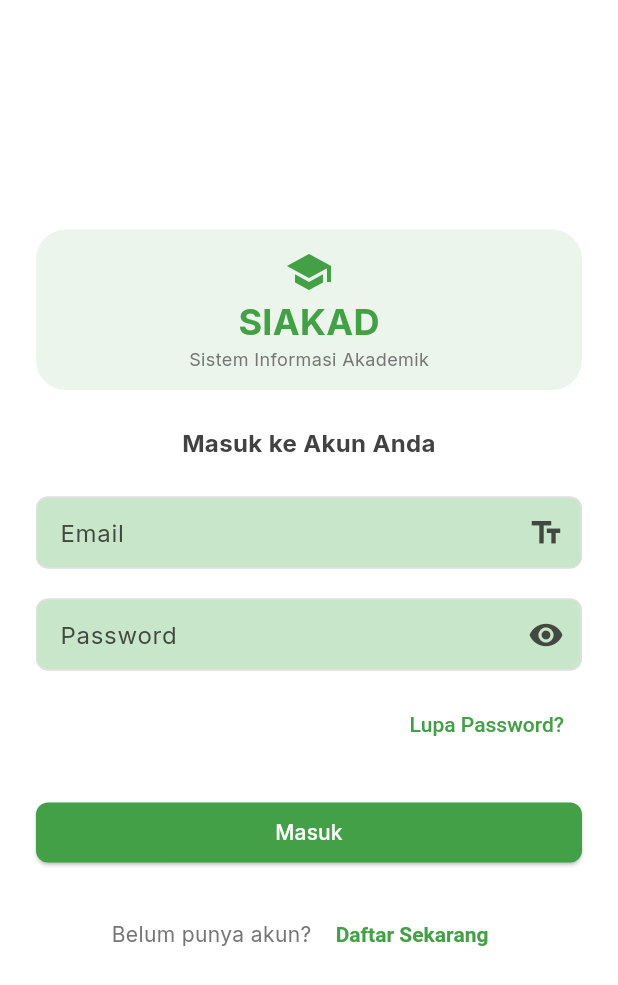
After one commit to lypsisrudiansyah/lypsis_siakad, a Flutter app: the LoginPage screen opened directly, on a phone screen of 412 x 824 dp. The commit adds this screen. Shown: the top 985 px of the screen. Run offline on Flutter 3.47's test engine with Material 3 defaults, Android fonts, the phone set to English and light mode, and no system bars; our stand-ins replace cached_network_image, carousel_slider, dartz, dio, equatable, file_picker and 17 more; missing offline and left inert: flutter_quill, flutter_quill_delta_from_html, vsc_quill_delta_to_html, widgets_to_image; accounts and stored records are empty.

Commit message:
✨ (auth): create login page with basic UI and bloc integration ✨ (auth): add quick login buttons for debugging purposes ✨ (auth): implement basic navigation after successful login 🐛 (splash): remove unused import and fix l10n usage
✨ (oldProjectCode/login_view.dart): create login view with UI and logic
✨ (oldProjectCode/login_view.dart): implement login functionality
✨ (oldProjectCode/login_view.dart): add quick login feature for testing

```diff
--- /dev/null
+++ b/lib/features/auth/presentation/pages/login_page.dart
@@ -0,0 +1,305 @@
+import 'package:flutter/foundation.dart';
+import 'package:flutter/material.dart';
+import 'package:flutter_bloc/flutter_bloc.dart';
+import 'package:lypsis_siakad/core.dart';
+import 'package:lypsis_siakad/features/auth/presentation/bloc/auth_bloc.dart';
+// Assuming these views will be created later
+// import 'package:lypsis_siakad/features/auth/presentation/pages/forgot_password_page.dart';
+// import 'package:lypsis_siakad/features/auth/presentation/pages/register_page.dart';
+// import 'package:lypsis_siakad/features/dashboard/presentation/pages/admin_dashboard_page.dart';
+// import 'package:lypsis_siakad/features/dashboard/presentation/pages/dosen_dashboard_page.dart';
+// import 'package:lypsis_siakad/features/dashboard/presentation/pages/mahasiswa_dashboard_page.dart';
+
+class LoginPage extends StatefulWidget {
+  const LoginPage({super.key});
+
+  @override
+  State<LoginPage> createState() => _LoginPageState();
+}
+
+class _LoginPageState extends State<LoginPage> {
+  final _formKey = GlobalKey<FormState>();
+  late final TextEditingController _emailController;
+  late final TextEditingController _passwordController;
+
+  @override
+  void initState() {
+    super.initState();
+    _emailController =
+        TextEditingController(text: !kDebugMode ? '' : 'admin@demo.com');
+    _passwordController =
+        TextEditingController(text: !kDebugMode ? '' : '123456');
+  }
+
+  @override
+  void dispose() {
+    _emailController.dispose();
+    _passwordController.dispose();
+    super.dispose();
+  }
+
+  void _handleLogin() {
+    if (_formKey.currentState?.validate() ?? false) {
+      context.read<AuthBloc>().add(
+            AuthSignInRequested(
+              email: _emailController.text,
+              password: _passwordController.text,
+            ),
+          );
+    }
+  }
+
+  void _quickLogin(String email, String password) {
+    _emailController.text = email;
+    _passwordController.text = password;
+    _handleLogin();
+  }
+
+  @override
+  Widget build(BuildContext context) {
+    return Scaffold(
+      backgroundColor: Colors.white,
+      body: BlocListener<AuthBloc, AuthState>(
+        listener: (context, state) {
+          if (state is AuthLoading) {
+            showLoading();
+          } else if (state is AuthFailure) {
+            hideLoading();
+            se(state.message);
+          } else if (state is AuthAuthenticated) {
+            hideLoading();
+            ss("Login berhasil!");
+            // Navigate based on user role
+            switch (state.user.role.toLowerCase()) {
+              case 'admin':
+                // offAll(const AdminDashboardPage());
+                break;
+              case 'dosen':
+                // offAll(const DosenDashboardPage());
+                break;
+              case 'mahasiswa':
+                // offAll(const MahasiswaDashboardPage());
+                break;
+              default:
+                se("Role tidak dikenali: ${state.user.role}");
+            }
+          }
+        },
+        child: SafeArea(
+          child: Padding(
+            padding: const EdgeInsets.all(24.0),
+            child: Stack(
+              children: [
+                Column(
+                  crossAxisAlignment: CrossAxisAlignment.stretch,
+                  mainAxisAlignment: MainAxisAlignment.center,
+                  children: [
+                    // Logo/Header Section
+                    Container(
+                      padding: const EdgeInsets.all(12),
+                      decoration: BoxDecoration(
+                        color: primaryColor.withAlpha(26),
+                        borderRadius: BorderRadius.circular(20),
+                      ),
+                      child: Column(
+                        children: [
+                          Icon(
+                            Icons.school,
+                            size: 32,
+                            color: primaryColor,
+                          ),
+                          Text(
+                            'SIAKAD',
+                            style: TextStyle(
+                              fontSize: 24,
+                              fontWeight: FontWeight.bold,
+                              color: primaryColor,
+                            ),
+                          ),
+                          Text(
+                            'Sistem Informasi Akademik',
+                            style: TextStyle(
+                              fontSize: 12,
+                              color: Colors.grey[600],
+                            ),
+                          ),
+                        ],
+                      ),
+                    ),
+                    const SizedBox(height: 24),
+                    // Login Form
+                    Form(
+                      key: _formKey,
+                      child: Column(
+                        crossAxisAlignment: CrossAxisAlignment.stretch,
+                        children: [
+                          Text(
+                            'Masuk ke Akun Anda',
+                            style: TextStyle(
+                              fontSize: fsXl,
+                              fontWeight: FontWeight.bold,
+                              color: Colors.grey[800],
+                            ),
+                            textAlign: TextAlign.center,
+                          ),
+                          const SizedBox(height: 24),
+                          QTextField(
+                            label: "Email",
+                            controller: _emailController,
+                            validator: (value) {
+                              if (value == null || value.isEmpty) {
+                                return 'Email tidak boleh kosong';
+                              }
+                              if (!value.contains('@')) {
+                                return 'Format email tidak valid';
+                              }
+                              return null;
+                            },
+                            onChanged: (value) {},
+                          ),
+                          const SizedBox(height: 20),
+                          QTextField(
+                            label: "Password",
+                            obscureText: true,
+                            controller: _passwordController,
+                            validator: (value) {
+                              if (value == null || value.isEmpty) {
+                                return 'Password tidak boleh kosong';
+                              }
+                              return null;
+                            },
+                            onChanged: (value) {},
+                          ),
+                          const SizedBox(height: 12),
+                          // Forgot Password Link
+                          Align(
+                            alignment: Alignment.centerRight,
+                            child: TextButton(
+                              onPressed: () {
+                                // to(const ForgotPasswordPage())
+                              },
+                              child: Text(
+                                'Lupa Password?',
+                                style: TextStyle(
+                                  color: primaryColor,
+                                  fontWeight: FontWeight.w500,
+                                ),
+                              ),
+                            ),
+                          ),
+                          const SizedBox(height: 24),
+                          BlocBuilder<AuthBloc, AuthState>(
+                            builder: (context, state) {
+                              return QButton(
+                                label: "Masuk",
+                                onPressed:
+                                    state is AuthLoading ? null : _handleLogin,
+                              );
+                            },
+                          ),
+                          const SizedBox(height: 20),
+                          // Register Link
+                          Row(
+                            mainAxisAlignment: MainAxisAlignment.center,
+                            children: [
+                              Text(
+                                'Belum punya akun? ',
+                                style: TextStyle(
+                                  color: Colors.grey[600],
+                                ),
+                              ),
+                              TextButton(
+                                onPressed: () {
+                                  // to(const RegisterPage())
+                                },
+                                child: Text(
+                                  'Daftar Sekarang',
+                                  style: TextStyle(
+                                    color: primaryColor,
+                                    fontWeight: FontWeight.w600,
+                                  ),
+                                ),
+                              ),
+                            ],
+                          ),
+                        ],
+                      ),
+                    ),
+                    const SizedBox(height: 24),
+                  ],
+                ),
+                if (kDebugMode)
+                  Positioned(
+                    bottom: 0,
+                    right: 0,
+                    left: 0,
+                    child: _buildQuickLoginButtons(),
+                  )
+              ],
+            ),
+          ),
+        ),
+      ),
+    );
+  }
+
+  Widget _buildQuickLoginButtons() {
+    return Container(
+      padding: const EdgeInsets.all(16),
+      decoration: BoxDecoration(
+        color: Colors.grey[100],
+        borderRadius: BorderRadius.circular(12),
+        border: Border.all(color: Colors.grey[300]!),
+      ),
+      child: Column(
+        children: [
+          Row(
+            children: [
+              Icon(
+                Icons.flash_on,
+                color: Colors.orange,
+                size: 20,
+              ),
+              const SizedBox(width: 8),
+              Text(
+                'Quick Login (Testing)',
+                style: TextStyle(
+                  fontWeight: FontWeight.bold,
+                  color: Colors.grey[700],
+                ),
+              ),
+            ],
+          ),
+          const SizedBox(height: 12),
+          Row(
+            children: [
+              Expanded(
+                child: QButton(
+                  label: "Admin",
+                  color: primaryColor,
+                  onPressed: () => _quickLogin('admin@demo.com', '123456'),
+                ),
+              ),
+              const SizedBox(width: 8),
+              Expanded(
+                child: QButton(
+                  label: "Dosen",
+                  color: successColor,
+                  onPressed: () => _quickLogin('dosen@demo.com', '123456'),
+                ),
+              ),
+              const SizedBox(width: 8),
+              Expanded(
+                child: QButton(
+                  label: "Mahasiswa",
+                  color: warningColor,
+                  onPressed: () => _quickLogin('mahasiswa@demo.com', '123456'),
+                ),
+              ),
+            ],
+          ),
+        ],
+      ),
+    );
+  }
+}
--- a/lib/features/auth/presentation/pages/splash_page.dart
+++ b/lib/features/auth/presentation/pages/splash_page.dart
@@ -7,7 +7,6 @@
 // import 'package:lypsis_siakad/views/admin_dashboard_view.dart';
 // import 'package:lypsis_siakad/views/dosen_dashboard_view.dart';
 // import 'package:lypsis_siakad/views/mahasiswa_dashboard_view.dart';
-import 'package:lypsis_siakad/injection_container.dart';
 import 'package:lypsis_siakad/l10n/app_localizations.dart'; // For GetIt instance
 
 class SplashPage extends StatefulWidget {
@@ -79,7 +78,8 @@
 
   @override
   Widget build(BuildContext context) {
-    final AppLocalizations? dataLocale = AppLocalizations.of(context);
+    // * When we using L10N
+    // final AppLocalizations? dataLocale = AppLocalizations.of(context);
 
     return Scaffold(
       backgroundColor: primaryColor, // Assuming primaryColor is globally available
```
Also changed, not shown: oldProjectCode/login_view.dart (added, +313 -0 lines).
